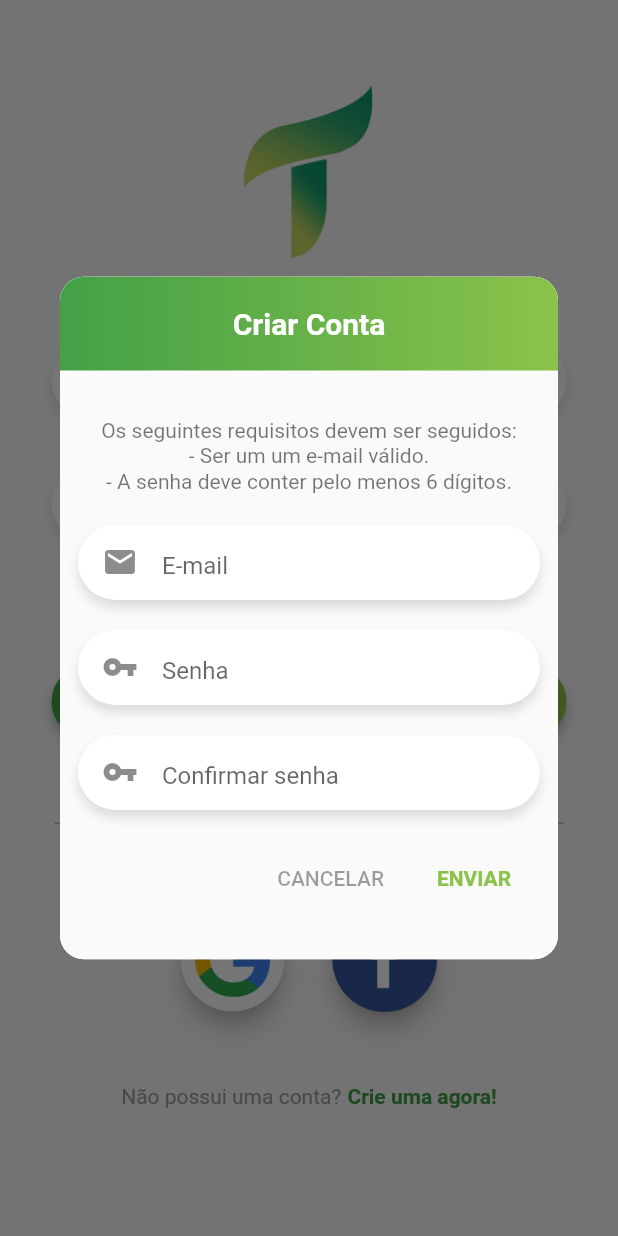
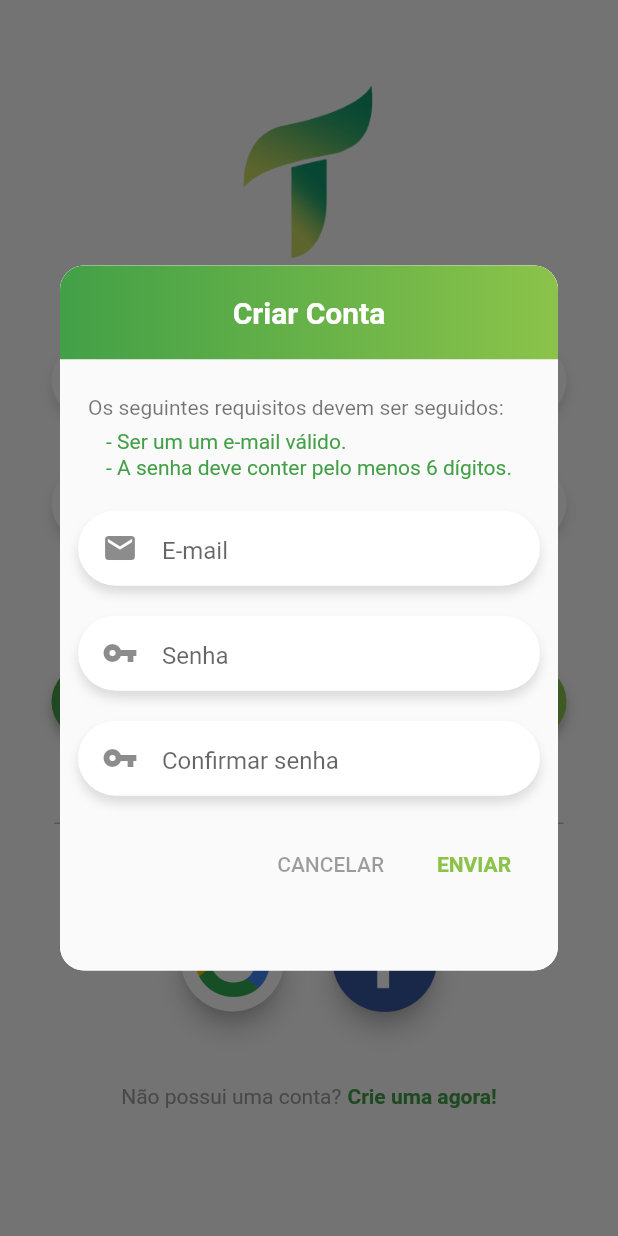
Before and after one commit to jjonasramos/Trading, a Flutter app: the screen it shows after launch, after a tap on "Não possui uma conta?", on a phone screen of 412 x 824 dp. Run offline on Flutter 3.47's test engine with Material 2 defaults, Android fonts, the phone set to English and light mode, and no system bars.

Commit message:
Update Dialogs.dart

```diff
--- a/lib/custom_widgets/Dialogs.dart
+++ b/lib/custom_widgets/Dialogs.dart
@@ -24,7 +24,7 @@ class Dialogs {
           shape: RoundedRectangleBorder(borderRadius: BorderRadius.circular(16.0)),
           elevation: 0.0,
           child: Container(
-            height: 455,
+            height: 470,
             width: _width,
             decoration: BoxDecoration(
               color: Theme.of(context).scaffoldBackgroundColor,
@@ -37,7 +37,7 @@ class Dialogs {
 
                 Container(
                   padding: EdgeInsets.only(
-                    top: 32,
+                    top: 24,
                     left: 12,
                     right: 12
                   ),
@@ -45,7 +45,7 @@ class Dialogs {
                     children: <Widget>[
                       Container(
                         child: Column(
-                          mainAxisAlignment: MainAxisAlignment.start,
+                          crossAxisAlignment: CrossAxisAlignment.start,
                           children: <Widget>[
                             Text('Os seguintes requisitos devem ser seguidos:',
                               textAlign: TextAlign.justify,
@@ -55,19 +55,25 @@ class Dialogs {
                               ),
                             ),
 
+                            Padding(
+                              padding: EdgeInsets.only(top: 6, left: 12, right: 12),
+                              child: Column(
+                                crossAxisAlignment: CrossAxisAlignment.start,
+                                children: <Widget>[
                                   Text('- Ser um um e-mail válido.',
-                              textAlign: TextAlign.justify,
                                     style: TextStyle (
                                       height: 1.2,
-                                color: Colors.black54,
+                                      color: AppColors.green_dark,
                                     ),
                                   ),
 
                                   Text('- A senha deve conter pelo menos 6 dígitos.',
-                              textAlign: TextAlign.justify,
                                     style: TextStyle (
                                       height: 1.2,
-                                color: Colors.black54,
+                                      color: AppColors.green_dark,
+                                    ),
+                                  ),
+                                ],
                               ),
                             ),
                           ],
```
Lines whose indentation alone changed are shown as unchanged.
